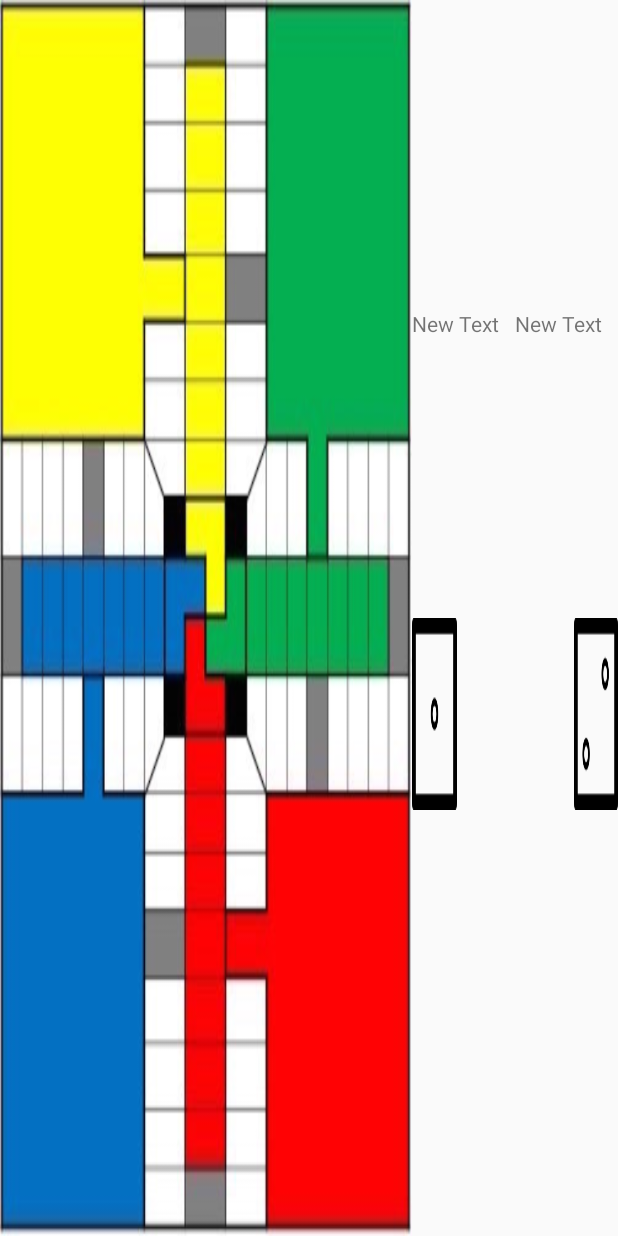
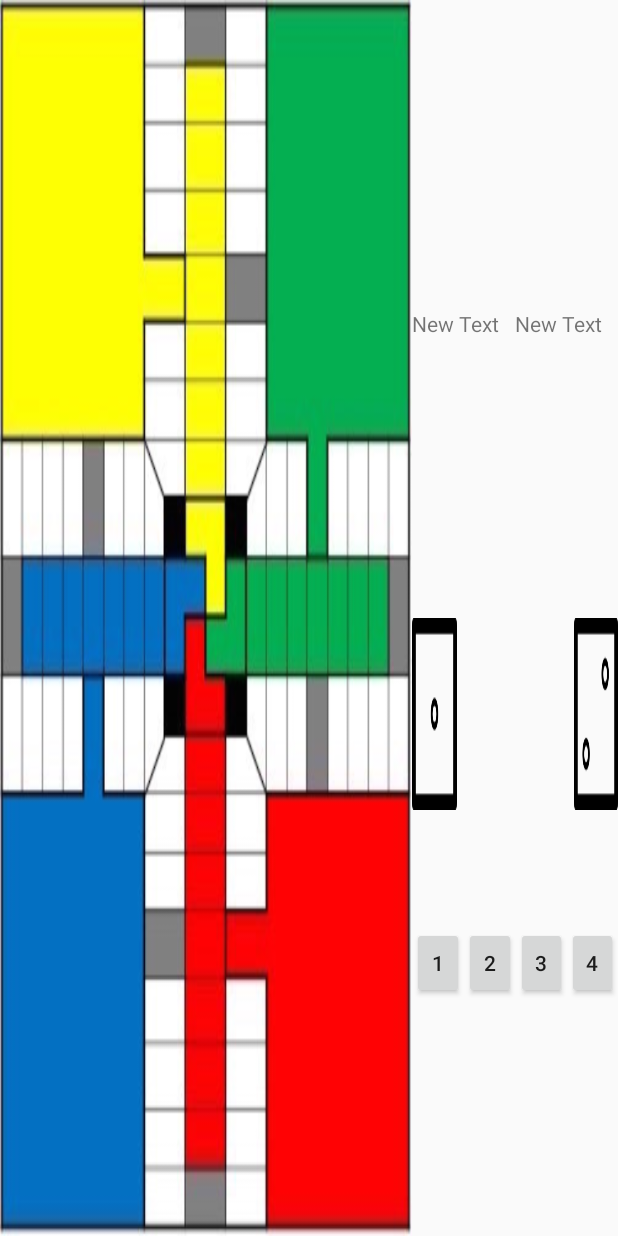
Before and after one commit to massad18/ParcheesiGame, an Android app: the layout activity_main.xml on its own in the app's theme, with its tools: preview values and no code run, on a phone screen of 412 x 824 dp. Run offline under Robolectric (Android 15) with nearby library versions, the phone set to English and light mode, and no system bars.

Commit message:
added 4 buttons for selecting which pawn to move

```diff
--- a/app/src/main/res/layout/activity_main.xml
+++ b/app/src/main/res/layout/activity_main.xml
@@ -88,10 +88,38 @@
 
             </LinearLayout>
 
-            <Space
+            <LinearLayout
+                android:orientation="horizontal"
                 android:layout_width="match_parent"
                 android:layout_height="fill_parent"
-                android:layout_weight="1" />
+                android:layout_weight="1">
+
+                <Button
+                    android:text="1"
+                    android:layout_width="wrap_content"
+                    android:layout_height="wrap_content"
+                    android:id="@+id/pawn1"
+                    android:layout_weight="2"/>
+                <Button
+                    android:text="2"
+                    android:layout_width="wrap_content"
+                    android:layout_height="wrap_content"
+                    android:id="@+id/pawn2"
+                    android:layout_weight="2"/>
+                <Button
+                    android:text="3"
+                    android:layout_width="wrap_content"
+                    android:layout_height="wrap_content"
+                    android:id="@+id/pawn3"
+                    android:layout_weight="2"/>
+                <Button
+                    android:text="4"
+                    android:layout_width="wrap_content"
+                    android:layout_height="wrap_content"
+                    android:id="@+id/pawn4"
+                    android:layout_weight="2"/>
+
+            </LinearLayout>
 
         </LinearLayout>
 
```
